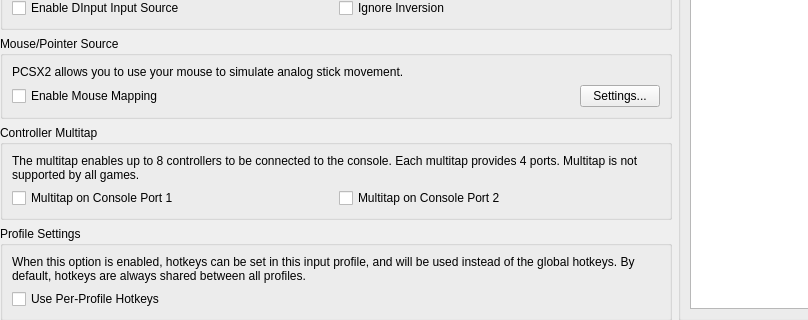
Above: pcsx2-qt/Settings/ControllerGlobalSettingsWidget.ui from PCSX2/pcsx2 before the change; both pictures show x 0 to 808 and y 273 to 593 of the 902 by 593 pixel window. Below: the same form after it.
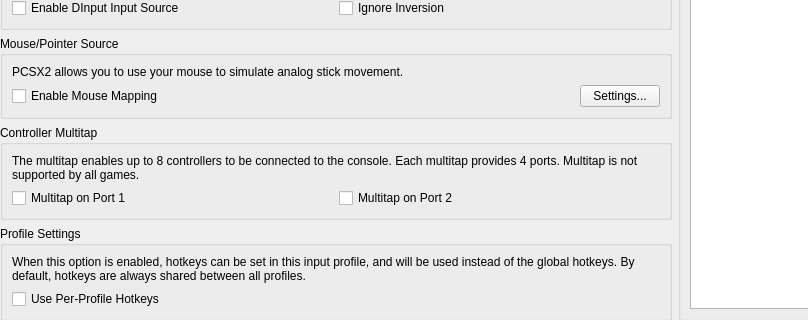
That is the form after the change. Icons and pictures are not drawn.

The edit to the form file:
```diff
--- a/pcsx2-qt/Settings/ControllerGlobalSettingsWidget.ui
+++ b/pcsx2-qt/Settings/ControllerGlobalSettingsWidget.ui
@@ -45,14 +45,14 @@
       <item row="1" column="0">
        <widget class="QCheckBox" name="multitapPort1">
         <property name="text">
-         <string>Multitap on Console Port 1</string>
+         <string>Multitap on Port 1</string>
         </property>
        </widget>
       </item>
       <item row="1" column="1">
        <widget class="QCheckBox" name="multitapPort2">
         <property name="text">
-         <string>Multitap on Console Port 2</string>
+         <string>Multitap on Port 2</string>
         </property>
        </widget>
       </item>
```
